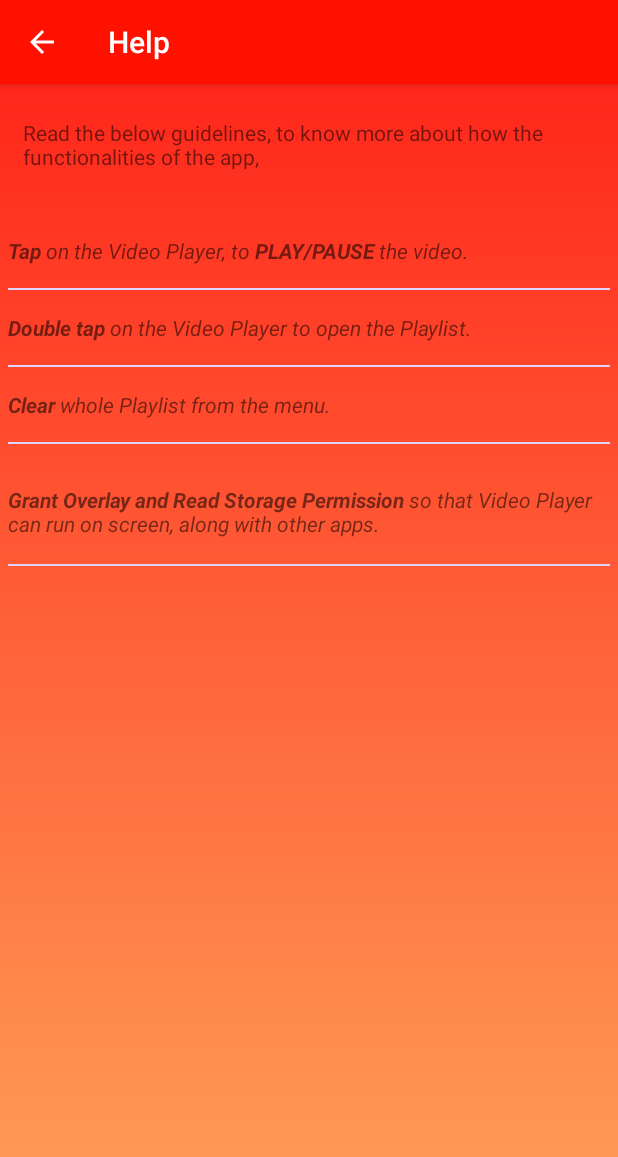
After one commit to miPlodder/Overlay-Video-Player, an Android app: the HelpActivity screen opened directly, with no data from a screen before it, on a phone screen of 412 x 824 dp. The commit adds this screen. Shown: the top 1157 px of the screen. Run offline under Robolectric (Android 15) with nearby library versions, the phone set to English and light mode, and no system bars.

```diff
--- a/app/src/main/java/com/example/saksham/overlayscreenshort/Constants.java
+++ b/app/src/main/java/com/example/saksham/overlayscreenshort/Constants.java
@@ -10,4 +10,6 @@ public class Constants {
     public static final String CURRENT_PLAYING_VIDEO_NUMBER = "key" ;
     public static final String CURRENT_X = "x-axis";
     public static final String CURRENT_Y = "y-axis";
+
+    public static final String PERMISSION_CHECK = "checking the permission";
 }
--- a/app/src/main/java/com/example/saksham/overlayscreenshort/FloatService.java
+++ b/app/src/main/java/com/example/saksham/overlayscreenshort/FloatService.java
@@ -102,11 +102,10 @@ public class FloatService extends Service implements View.OnClickListener {
         this.initialise(intent);
         this.addVideoToVideoView();
         this.addWindowManager();
-        //String stringURI = "android.resource://com.example.saksham.overlayscreenshort/" + R.raw.video;
-
         return START_STICKY;
     }
 
+    //adding video to videoplayer
     public void addVideoToVideoView() {
 
         if (videoList.size() != 0) {
@@ -231,6 +230,7 @@ public class FloatService extends Service implements View.OnClickListener {
     public void onDestroy() {
         super.onDestroy();
         Log.d(TAG, "onDestroy: inside service");
+
         windowManager.removeView(view);
     }
 
--- /dev/null
+++ b/app/src/main/java/com/example/saksham/overlayscreenshort/HelpActivity.java
@@ -0,0 +1,30 @@
+package com.example.saksham.overlayscreenshort;
+
+import android.support.v7.app.AppCompatActivity;
+import android.os.Bundle;
+import android.view.MenuItem;
+
+public class HelpActivity extends AppCompatActivity {
+
+    @Override
+    protected void onCreate(Bundle savedInstanceState) {
+        super.onCreate(savedInstanceState);
+        setContentView(R.layout.activity_help);
+
+        getSupportActionBar().setTitle("Help");
+        getSupportActionBar().setDisplayHomeAsUpEnabled(true);
+    }
+
+    @Override
+    public boolean onOptionsItemSelected(MenuItem item) {
+
+        if(item.getItemId() == android.R.id.home){
+
+            finish();
+
+        }
+
+
+        return super.onOptionsItemSelected(item);
+    }
+}
--- /dev/null
+++ b/app/src/main/res/drawable/gradient_background.xml
@@ -0,0 +1,9 @@
+<?xml version="1.0" encoding="utf-8"?>
+<shape xmlns:android="http://schemas.android.com/apk/res/android">
+
+    <gradient
+        android:angle="90"
+        android:endColor="#FF271B"
+        android:startColor="#FFA159" />
+
+</shape>
--- /dev/null
+++ b/app/src/main/res/layout/activity_help.xml
@@ -0,0 +1,79 @@
+<?xml version="1.0" encoding="utf-8"?>
+<LinearLayout xmlns:android="http://schemas.android.com/apk/res/android"
+    xmlns:app="http://schemas.android.com/apk/res-auto"
+    xmlns:tools="http://schemas.android.com/tools"
+    android:layout_width="match_parent"
+    android:layout_height="match_parent"
+    android:orientation="vertical"
+    android:background="@drawable/gradient_background"
+    tools:context="com.example.saksham.overlayscreenshort.HelpActivity">
+
+    <!--play pause with tap-->
+    <!--double tap to open app-->
+    <!--clear playlist-->
+    <!--overlay permission-->
+
+    <TextView
+        android:layout_width="match_parent"
+        android:layout_height="50dp"
+        android:gravity="center|left"
+        android:layout_marginBottom="30dp"
+        android:layout_margin="15dp"
+        android:text="@string/help" />
+
+    <LinearLayout
+        android:layout_width="match_parent"
+        android:layout_height="wrap_content"
+        android:layout_margin="5dp"
+        android:orientation="vertical">
+
+        <TextView
+            android:layout_width="match_parent"
+            android:layout_height="50dp"
+            android:gravity="center|left"
+            android:text="@string/help_2" />
+
+        <View
+            android:layout_width="match_parent"
+            android:layout_height="1dp"
+            android:background="#E0D3FF" />
+
+        <TextView
+            android:layout_width="match_parent"
+            android:layout_height="50dp"
+            android:gravity="center|left"
+            android:text="@string/help_3" />
+
+        <View
+            android:layout_width="match_parent"
+            android:layout_height="1dp"
+            android:background="#E0D3FF" />
+
+        <TextView
+            android:layout_width="match_parent"
+            android:layout_height="50dp"
+            android:gravity="center|left"
+            android:text="@string/help_4" />
+
+        <View
+            android:layout_width="match_parent"
+            android:layout_height="1dp"
+            android:background="#E0D3FF" />
+
+        <TextView
+            android:layout_width="match_parent"
+            android:layout_height="70dp"
+            android:layout_marginTop="10dp"
+            android:gravity="center|left"
+            android:text="@string/help_1" />
+
+        <View
+            android:layout_width="match_parent"
+            android:layout_height="1dp"
+            android:background="#E0D3FF" />
+
+
+    </LinearLayout>
+
+
+</LinearLayout>
--- a/app/src/main/res/layout/activity_main.xml
+++ b/app/src/main/res/layout/activity_main.xml
@@ -4,7 +4,7 @@
     xmlns:tools="http://schemas.android.com/tools"
     android:layout_width="match_parent"
     android:layout_height="match_parent"
-    android:background="#605FFF"
+    android:background="@drawable/gradient_background"
     android:orientation="vertical"
     tools:context="com.example.saksham.overlayscreenshort.MainActivity">
 
--- a/app/src/main/res/layout/item_playlist_recycler_view.xml
+++ b/app/src/main/res/layout/item_playlist_recycler_view.xml
@@ -13,14 +13,14 @@
         android:layout_height="wrap_content"
         android:layout_margin="2dp"
         android:orientation="vertical"
-        android:weightSum="5">
+        android:weightSum="6">
 
         <ImageButton
             android:id="@+id/ibRemove"
             android:layout_width="wrap_content"
             android:layout_height="0dp"
             android:layout_gravity="right"
-            android:layout_weight="1"
+            android:layout_weight="2"
             android:background="@null"
             android:src="@drawable/ic_close" />
 
--- a/app/src/main/res/values/colors.xml
+++ b/app/src/main/res/values/colors.xml
@@ -1,6 +1,6 @@
 <?xml version="1.0" encoding="utf-8"?>
 <resources>
-    <color name="colorPrimary">#3F51B5</color>
-    <color name="colorPrimaryDark">#303F9F</color>
-    <color name="colorAccent">#FF4081</color>
+    <color name="colorPrimary">#FF1100</color>
+    <color name="colorPrimaryDark">#FF573F</color><!--Top notification bar-->
+    <color name="colorAccent">#FFAC32</color>
 </resources>
--- a/app/src/main/res/values/strings.xml
+++ b/app/src/main/res/values/strings.xml
@@ -1,3 +1,10 @@
 <resources>
-    <string name="app_name">OverlayScreenshort</string>
+    <string name="app_name">uVideoPlayer</string>
+    <string name="help">Read the below guidelines, to know more about how the functionalities of the app,</string>
+    <string name="help_1"><i><b>Grant Overlay and Read Storage Permission</b> so that Video Player can run on screen, along with other apps.</i></string>
+    <string name="help_2"><i><b>Tap</b> on the Video Player, to <b>PLAY/PAUSE</b> the video.</i></string>
+    <string name="help_3"><i><b>Double tap</b> on the Video Player to open the Playlist.</i></string>
+    <string name="help_4"><i><b>Clear</b> whole Playlist from the menu.</i></string>
+
+
 </resources>
--- a/app/src/main/res/values/styles.xml
+++ b/app/src/main/res/values/styles.xml
@@ -8,4 +8,15 @@
         <item name="colorAccent">@color/colorAccent</item>
     </style>
 
+    <style name="NoActionBar" parent="Theme.AppCompat.Light.NoActionBar">
+
+        <item name="colorPrimary">#FFF</item>
+        <item name="colorPrimaryDark">@color/colorPrimaryDark</item>
+        <item name="colorAccent">@color/colorAccent</item>
+
+    </style>
+
+
+
+
 </resources>
```
Also changed, not shown: app/src/main/AndroidManifest.xml (+11 -8 lines), app/src/main/java/com/example/saksham/overlayscreenshort/MainActivity.java (+28 -19 lines), app/src/main/java/com/example/saksham/overlayscreenshort/SplashActivity.java (+38 -0 lines), app/src/main/res/layout/activity_splash.xml (+15 -2 lines), app/src/main/res/drawable/help.png (added).
